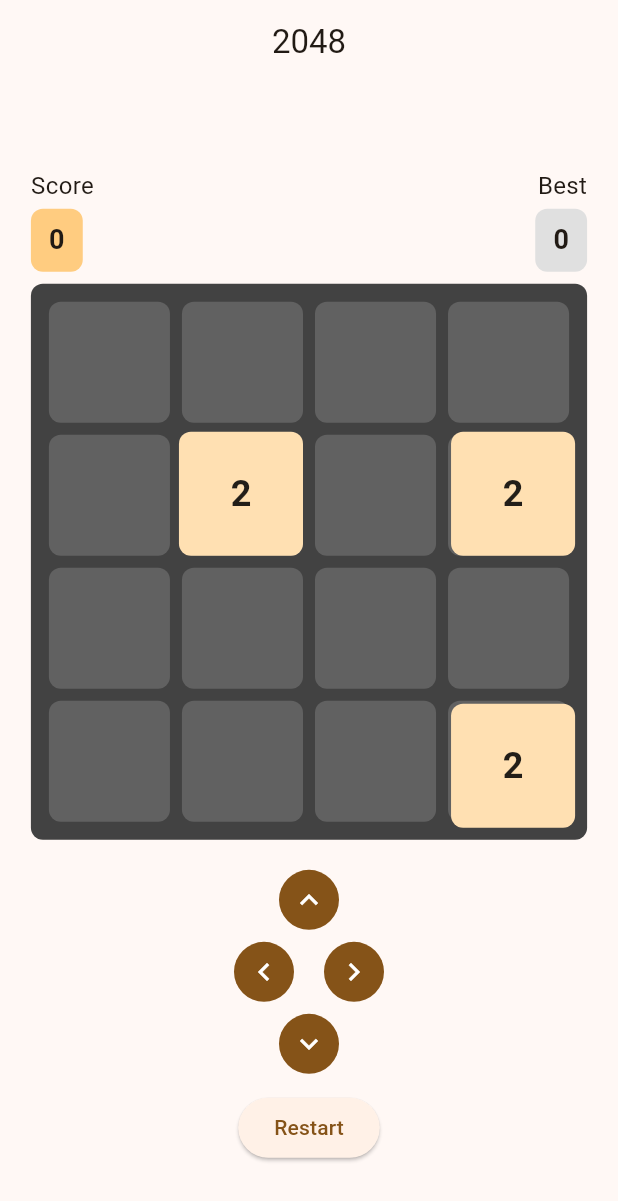
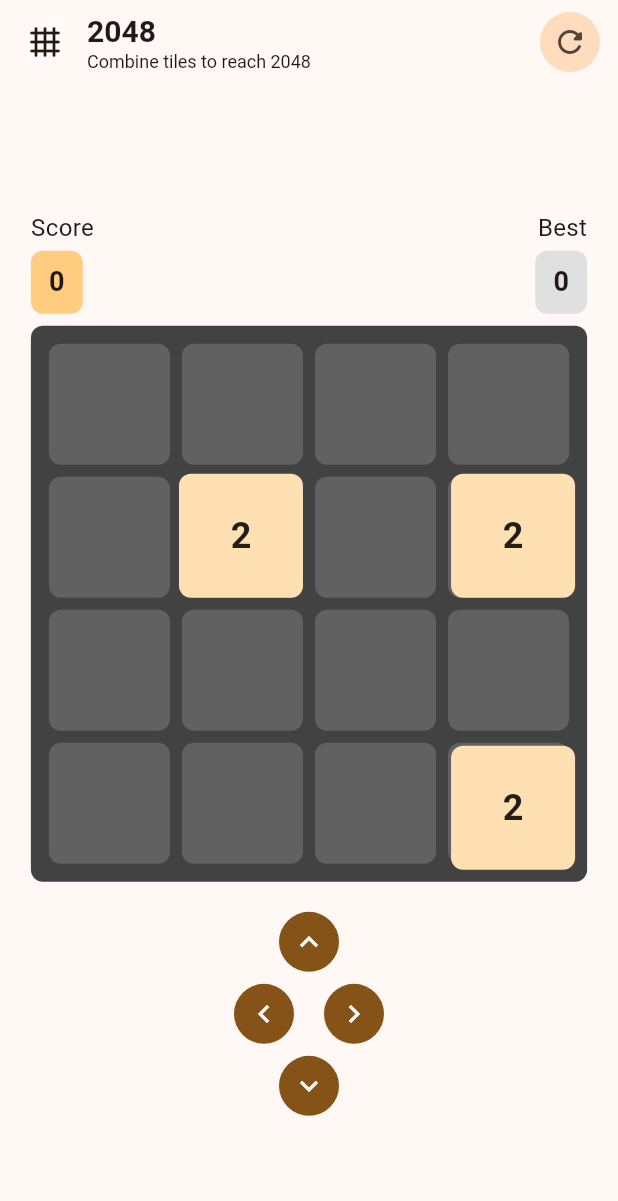
Before and after one commit to mavka1207/twenty-forty-eight, a Flutter app: the screen it shows after launch, on a phone screen of 412 x 824 dp. Shown: the top 1201 px of the screen. Run offline on Flutter 3.47's test engine with Material 3 defaults, Android fonts, the phone set to English and light mode, and no system bars; our stand-ins replace shared_preferences.

Commit message:
feat: add header app bar with restart action

```diff
--- a/twenty_forty_eight/lib/main.dart
+++ b/twenty_forty_eight/lib/main.dart
@@ -374,7 +374,49 @@
     final tileSize = _tileSize(boardSize);
 
     return Scaffold(
-      appBar: AppBar(title: const Text('2048'), centerTitle: true),
+      appBar: AppBar(
+        centerTitle: false,
+        elevation: 0,
+        titleSpacing: 12,
+        title: Row(
+          children: [
+            Container(
+              width: 36,
+              height: 36,
+              decoration: BoxDecoration(
+                color: Colors.white.withOpacity(0.20),
+                borderRadius: BorderRadius.circular(10),
+              ),
+              child: const Icon(Icons.grid_4x4_rounded),
+            ),
+            const SizedBox(width: 10),
+            const Column(
+              crossAxisAlignment: CrossAxisAlignment.start,
+              mainAxisSize: MainAxisSize.min,
+              children: [
+                Text(
+                  '2048',
+                  style: TextStyle(fontSize: 20, fontWeight: FontWeight.bold),
+                ),
+                Text(
+                  'Combine tiles to reach 2048',
+                  style: TextStyle(fontSize: 12),
+                ),
+              ],
+            ),
+          ],
+        ),
+        actions: [
+          Padding(
+            padding: const EdgeInsets.only(right: 8),
+            child: IconButton.filledTonal(
+              tooltip: 'Restart',
+              onPressed: _restartGame,
+              icon: const Icon(Icons.refresh_rounded),
+            ),
+          ),
+        ],
+      ),
       body: GestureDetector(
         onHorizontalDragEnd: (details) {
           final velocity = details.primaryVelocity ?? 0;
@@ -470,11 +512,7 @@
                 ),
                 const SizedBox(height: 16),
                 _buildControlButtons(),
-                const SizedBox(height: 8),
-                ElevatedButton(
-                  onPressed: _restartGame,
-                  child: const Text('Restart'),
-                ),
+
               ],
             ),
           ),
```
